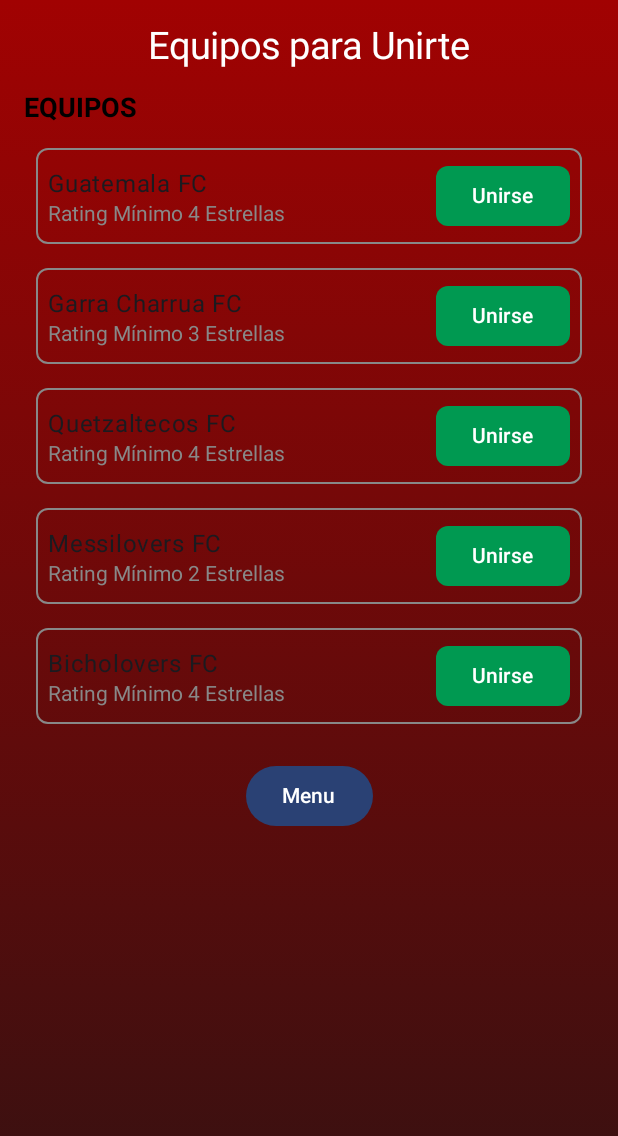
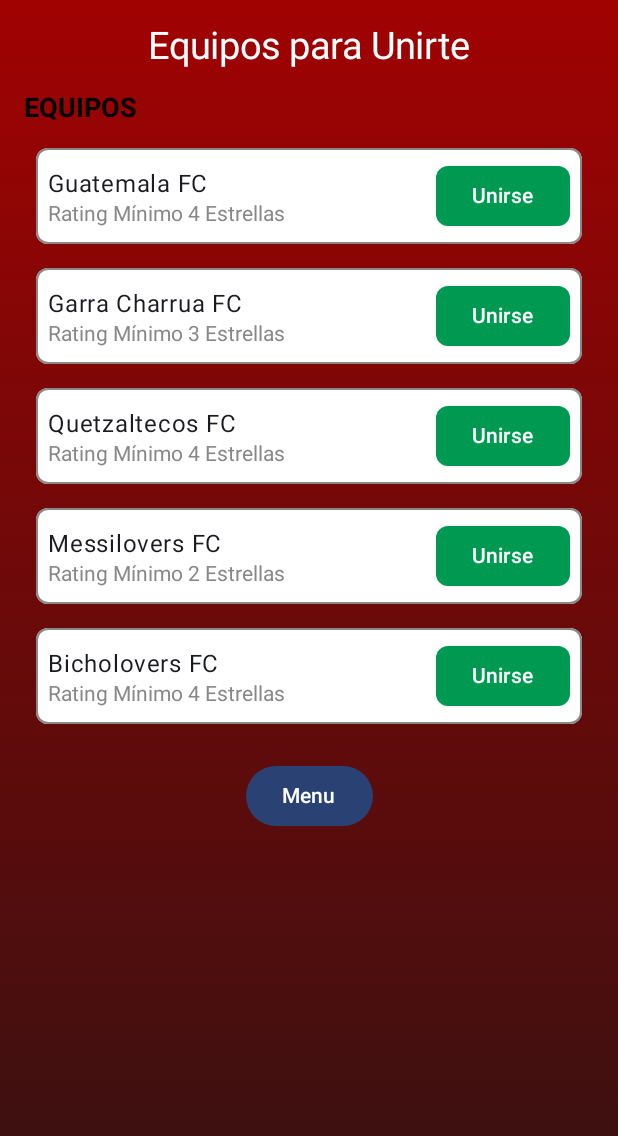
Before and after one commit to PablorellanaM/LaChamusca, an Android app built with Jetpack Compose: the EquiposParaUnirteScreen screen opened through its navigation route, on a phone screen of 412 x 824 dp. Shown: the top 1136 px of the screen. Run offline under Robolectric (Android 15) with nearby library versions, the phone set to English and light mode, and no system bars; pictures from the network do not load.

Commit message:
Poniendo campos de texto blancos

```diff
--- a/app/src/main/java/com/example/lachamusca/view/EquiposParaUnirteScreen.kt
+++ b/app/src/main/java/com/example/lachamusca/view/EquiposParaUnirteScreen.kt
@@ -71,6 +71,7 @@ fun EquiposParaUnirteScreen(navController: NavController) {
                         modifier = Modifier
                             .fillMaxWidth()
                             .padding(8.dp)
+                            .background(Color.White, shape = RoundedCornerShape(8.dp)) // Fondo blanco
                             .border(BorderStroke(1.dp, Color.Gray), RoundedCornerShape(8.dp))
                             .padding(8.dp),
                         verticalAlignment = Alignment.CenterVertically,
--- a/app/src/main/java/com/example/lachamusca/view/PartidosPopularesScreen.kt
+++ b/app/src/main/java/com/example/lachamusca/view/PartidosPopularesScreen.kt
@@ -66,6 +66,7 @@ fun PartidosPopularesScreen(navController: NavController) {
                         modifier = Modifier
                             .fillMaxWidth()
                             .padding(8.dp)
+                            .background(Color.White, shape = RoundedCornerShape(8.dp))  // Fondo blanco
                             .border(BorderStroke(1.dp, Color.Gray), RoundedCornerShape(8.dp))
                             .padding(8.dp),
                         verticalAlignment = Alignment.CenterVertically,
```
